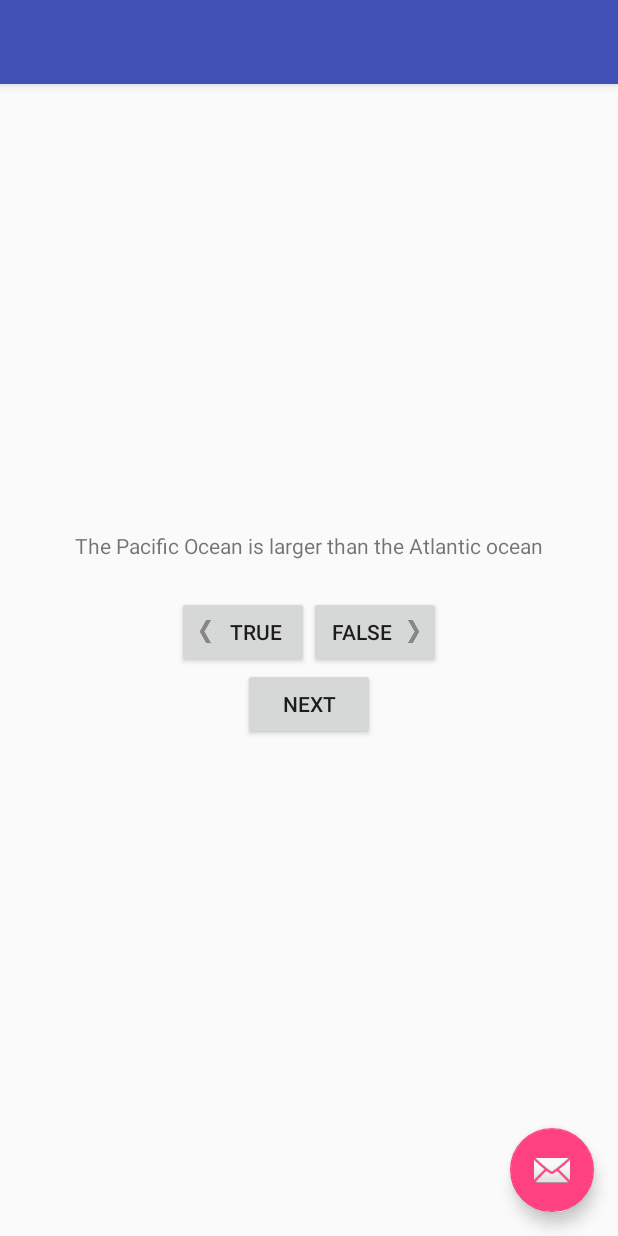
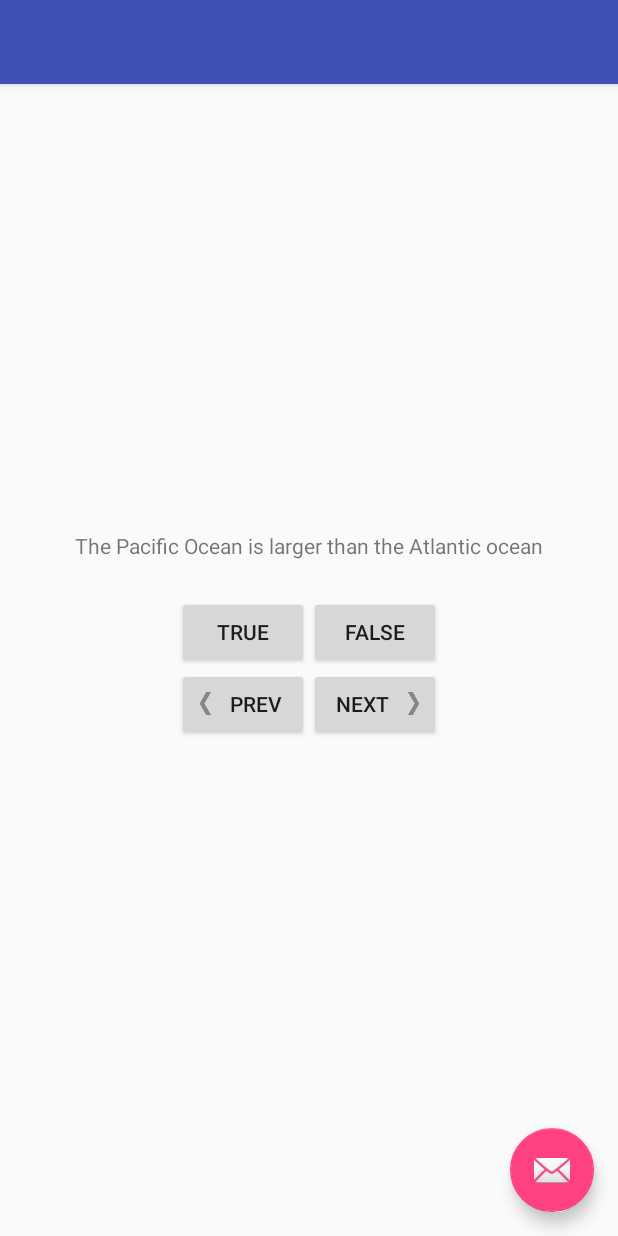
Before and after one commit to luispedraza/big_nerd_android, an Android app: the screen it shows after launch (QuizActivity), on a phone screen of 412 x 824 dp. Run offline under Robolectric (Android 15) with nearby library versions, the phone set to English and light mode, and no system bars.

Commit message:
second challenge finished

```diff
--- a/GeoQuiz/app/src/main/java/es/luispedraza/geoquiz/QuizActivity.java
+++ b/GeoQuiz/app/src/main/java/es/luispedraza/geoquiz/QuizActivity.java
@@ -25,6 +25,7 @@ public class QuizActivity extends AppCompatActivity {
     private Button mTrueButton;
     private Button mFalseButton;
     private Button mNextButton;
+    private Button mPrevButton;
     private TextView mQuestionTextView;
     private int mCurrentIndex = 0;
 
@@ -40,12 +41,16 @@ public class QuizActivity extends AppCompatActivity {
         mTrueButton = (Button) findViewById(R.id.true_button);
         mFalseButton = (Button) findViewById(R.id.false_button);
         mNextButton = (Button) findViewById(R.id.next_button);
+        mNextButton.setTag(1);
+        mPrevButton = (Button) findViewById(R.id.prev_button);
+        mPrevButton.setTag(-1);
         mQuestionTextView = (TextView) findViewById(R.id.question_text_view);
 
         View.OnClickListener nextQuestionListener = new View.OnClickListener() {
             @Override
             public void onClick(View v) {
-                mCurrentIndex = (mCurrentIndex + 1) % mQuestionPool.size();
+                mCurrentIndex = (mCurrentIndex + (Integer)v.getTag()) % mQuestionPool.size();
+                if (mCurrentIndex < 0) mCurrentIndex = mQuestionPool.size() - 1;
                 updateView();
             }
         };
@@ -65,6 +70,7 @@ public class QuizActivity extends AppCompatActivity {
         });
 
         mNextButton.setOnClickListener(nextQuestionListener);
+        mPrevButton.setOnClickListener(nextQuestionListener);
         mQuestionTextView.setOnClickListener(nextQuestionListener);
 
 
--- a/GeoQuiz/app/src/main/res/layout/content_quiz.xml
+++ b/GeoQuiz/app/src/main/res/layout/content_quiz.xml
@@ -28,8 +28,7 @@
 
         <Button
             android:id="@+id/true_button"
-            android:drawableLeft="@mipmap/arrow_left"
-            android:drawablePadding="4dp"
+
             android:layout_width="wrap_content"
             android:layout_height="wrap_content"
             android:text="@string/true_button"
@@ -37,17 +36,34 @@
             />
         <Button
             android:id="@+id/false_button"
-            android:drawableRight="@mipmap/arrow_right"
-            android:drawablePadding="4dp"
+
             android:layout_width="wrap_content"
             android:layout_height="wrap_content"
             android:text="@string/false_button"/>
     </LinearLayout>
 
-    <Button
-        android:id="@+id/next_button"
-        android:text="@string/next_button"
+    <LinearLayout
         android:layout_width="wrap_content"
-        android:layout_height="wrap_content"/>
+        android:layout_height="wrap_content"
+        android:orientation="horizontal">
+        <Button
+            android:id="@+id/prev_button"
+            android:text="@string/prev_button"
+            android:drawableLeft="@mipmap/arrow_left"
+            android:drawablePadding="4dp"
+            android:layout_width="wrap_content"
+            android:layout_height="wrap_content"/>
+        <Button
+            android:id="@+id/next_button"
+            android:text="@string/next_button"
+            android:drawableRight="@mipmap/arrow_right"
+            android:drawablePadding="4dp"
+            android:layout_width="wrap_content"
+            android:layout_height="wrap_content"/>
+
+
+    </LinearLayout>
+
+
 
 </LinearLayout>
--- a/GeoQuiz/app/src/main/res/values/strings.xml
+++ b/GeoQuiz/app/src/main/res/values/strings.xml
@@ -8,4 +8,5 @@
     <string name="correct_toast">Correct!</string>
     <string name="incorrect_toast">Incorrect!</string>
     <string name="next_button">NEXT</string>
+    <string name="prev_button">PREV</string>
 </resources>
```
